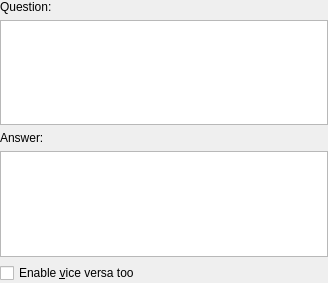
Old version of the form mnemosyne/mnemosyne/pyqt_ui/card_twosided_wdgt.ui in the repository vasvlad/pomni.
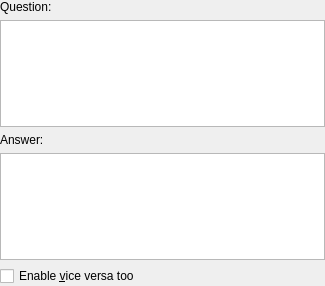
New version of the form.

Diff of the .ui file:
```diff
--- a/mnemosyne/mnemosyne/pyqt_ui/card_twosided_wdgt.ui
+++ b/mnemosyne/mnemosyne/pyqt_ui/card_twosided_wdgt.ui
@@ -5,8 +5,8 @@
    <rect>
     <x>0</x>
     <y>0</y>
-    <width>328</width>
-    <height>283</height>
+    <width>325</width>
+    <height>286</height>
    </rect>
   </property>
   <layout class="QHBoxLayout" >
```
